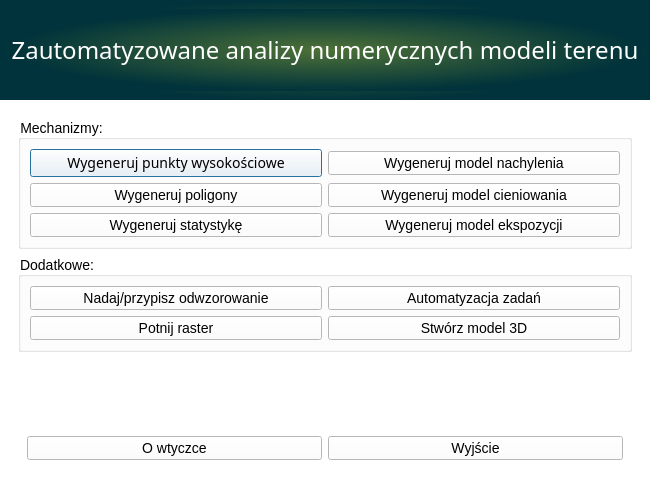
Before: the Qt Designer form MainMenu_UI/MainMenu_UI.ui in eryk918/nmt_analysis_plugin, drawn with Qt 5.
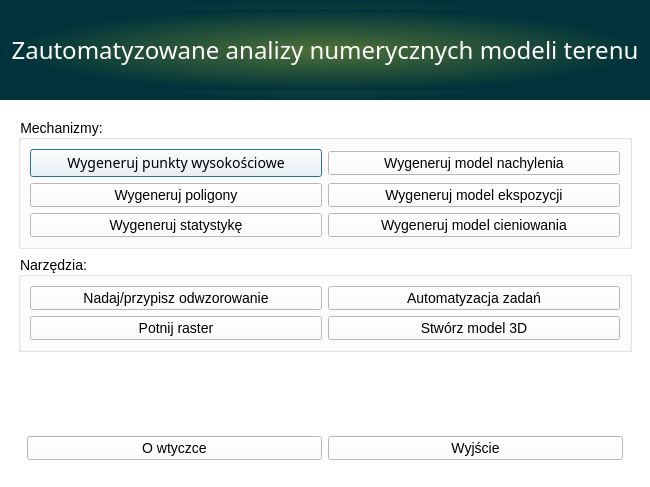
After: the same form once the commit is applied. Icons and pictures are not drawn.

```diff
--- a/MainMenu_UI/MainMenu_UI.ui
+++ b/MainMenu_UI/MainMenu_UI.ui
@@ -209,39 +209,6 @@
                  </property>
                 </widget>
                </item>
-               <item row="1" column="1">
-                <widget class="QPushButton" name="btn_gen_hillshade">
-                 <property name="styleSheet">
-                  <string notr="true">*{font-family: &quot;Samsung Sans&quot;;font-size: 14px;}
-</string>
-                 </property>
-                 <property name="text">
-                  <string>Wygeneruj model cieniowania</string>
-                 </property>
-                </widget>
-               </item>
-               <item row="0" column="1">
-                <widget class="QPushButton" name="btn_gen_slope">
-                 <property name="styleSheet">
-                  <string notr="true">*{font-family: &quot;Samsung Sans&quot;;font-size: 14px;}
-</string>
-                 </property>
-                 <property name="text">
-                  <string>Wygeneruj model nachylenia</string>
-                 </property>
-                </widget>
-               </item>
-               <item row="2" column="1">
-                <widget class="QPushButton" name="btn_gen_aspect">
-                 <property name="styleSheet">
-                  <string notr="true">*{font-family: &quot;Samsung Sans&quot;;font-size: 14px;}
-</string>
-                 </property>
-                 <property name="text">
-                  <string>Wygeneruj model ekspozycji</string>
-                 </property>
-                </widget>
-               </item>
                <item row="0" column="0">
                 <widget class="QPushButton" name="btn_gen_points">
                  <property name="font">
@@ -265,6 +232,39 @@
                  </property>
                 </widget>
                </item>
+               <item row="0" column="1">
+                <widget class="QPushButton" name="btn_gen_slope">
+                 <property name="styleSheet">
+                  <string notr="true">*{font-family: &quot;Samsung Sans&quot;;font-size: 14px;}
+</string>
+                 </property>
+                 <property name="text">
+                  <string>Wygeneruj model nachylenia</string>
+                 </property>
+                </widget>
+               </item>
+               <item row="1" column="1">
+                <widget class="QPushButton" name="btn_gen_aspect">
+                 <property name="styleSheet">
+                  <string notr="true">*{font-family: &quot;Samsung Sans&quot;;font-size: 14px;}
+</string>
+                 </property>
+                 <property name="text">
+                  <string>Wygeneruj model ekspozycji</string>
+                 </property>
+                </widget>
+               </item>
+               <item row="2" column="1">
+                <widget class="QPushButton" name="btn_gen_hillshade">
+                 <property name="styleSheet">
+                  <string notr="true">*{font-family: &quot;Samsung Sans&quot;;font-size: 14px;}
+</string>
+                 </property>
+                 <property name="text">
+                  <string>Wygeneruj model cieniowania</string>
+                 </property>
+                </widget>
+               </item>
               </layout>
              </widget>
             </item>
@@ -309,7 +309,7 @@
 </string>
               </property>
               <property name="title">
-               <string>Dodatkowe:</string>
+               <string>Narzędzia:</string>
               </property>
               <layout class="QGridLayout" name="gridLayout_4">
                <item row="0" column="0">
```
Left out of the diff: 2 changed lines with no effect on the pictures.
